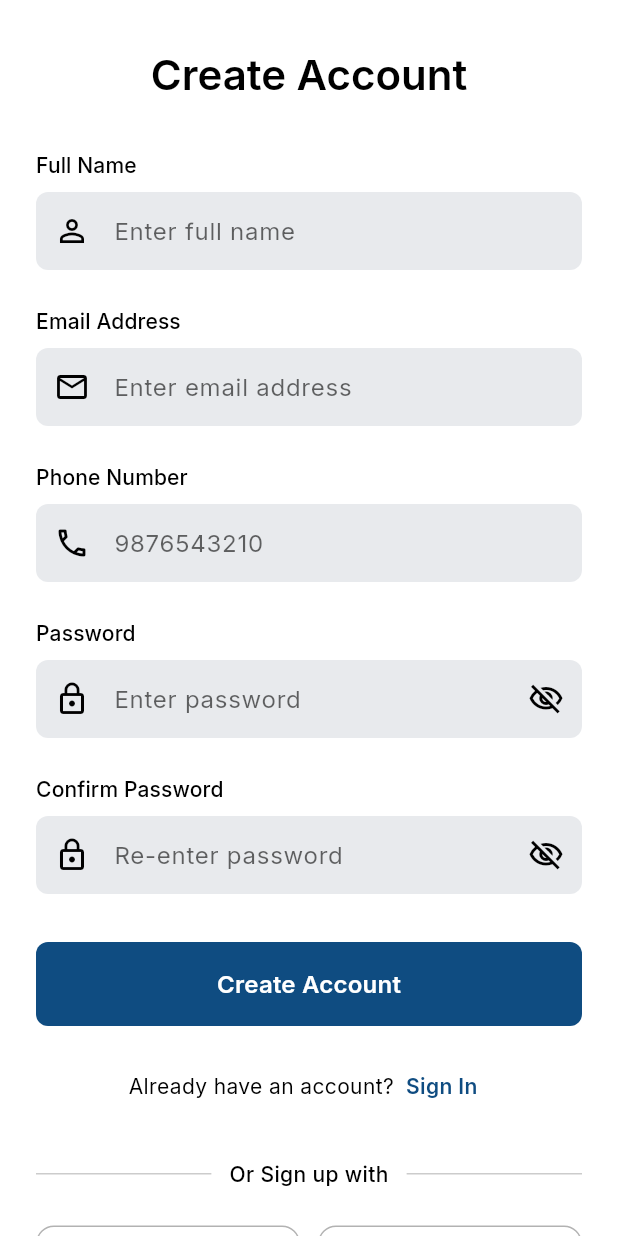
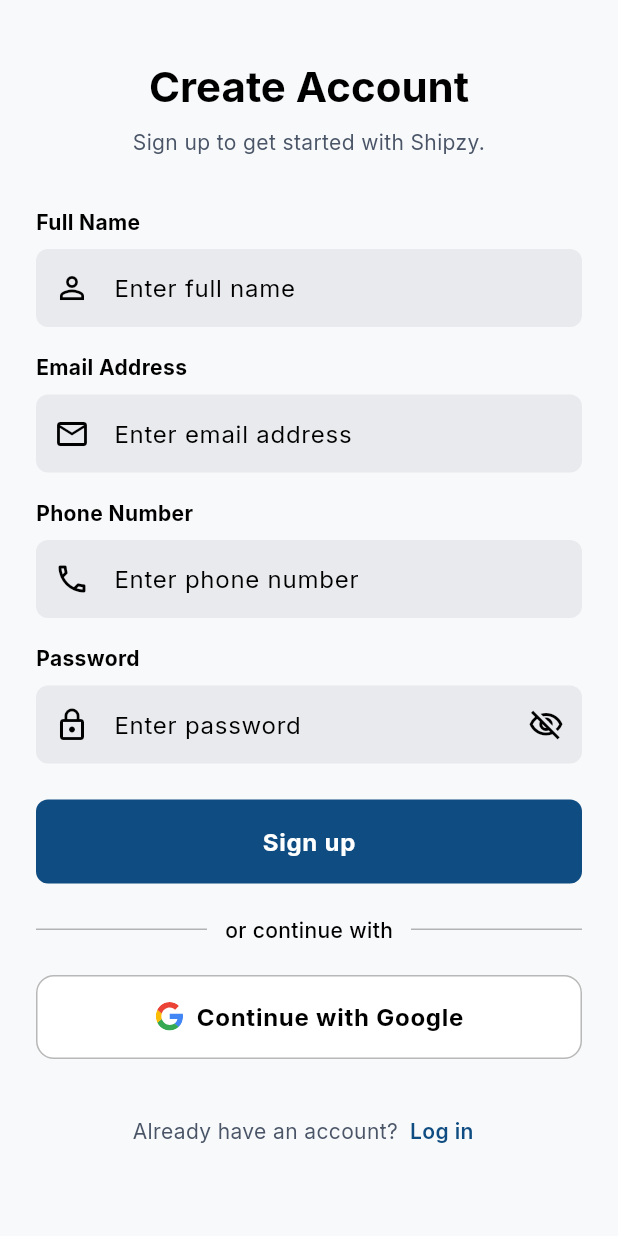
Before and after one commit to arshnirmal/Shipzy, a Flutter app: the RegisterScreen screen opened by its route, on a phone screen of 412 x 824 dp. Run offline on Flutter 3.47's test engine with Material 3 defaults, Android fonts, the phone set to English and light mode, and no system bars; our stand-ins replace device_info_plus, dio, firebase_auth, firebase_core, flutter_dotenv, flutter_riverpod and 14 more; missing offline and left inert: mapbox_maps_flutter; accounts and stored records are empty; generated files the repository leaves out were written again.

Commit message:
feat(auth): implement Google sign-in functionality and enhance form validation

```diff
--- a/apps/driver/lib/screens/auth/register_screen.dart
+++ b/apps/driver/lib/screens/auth/register_screen.dart
@@ -1,10 +1,13 @@
 import 'package:flutter/material.dart';
-import 'package:flutter/services.dart';
 import 'package:flutter_riverpod/flutter_riverpod.dart';
 import 'package:flutter_svg/flutter_svg.dart';
 import 'package:go_router/go_router.dart';
 
 import '../../providers/auth_provider.dart';
+import '../../utils/app_routes.dart';
+import '../../utils/auth_utils.dart';
+import '../../utils/logger.dart';
+import '../../utils/snackbar_utils.dart';
 import 'widgets/auth_widgets.dart';
 
 class RegisterScreen extends ConsumerStatefulWidget {
@@ -20,11 +23,10 @@
   final _emailController = TextEditingController();
   final _phoneController = TextEditingController();
   final _passwordController = TextEditingController();
-  final _confirmPasswordController = TextEditingController();
 
   bool _obscurePassword = true;
-  bool _obscureConfirmPassword = true;
   bool _isLoading = false;
+  bool _isGoogleSigningIn = false;
 
   @override
   void dispose() {
@@ -32,12 +34,50 @@
     _emailController.dispose();
     _phoneController.dispose();
     _passwordController.dispose();
-    _confirmPasswordController.dispose();
     super.dispose();
   }
 
-  Future<void> _register() async {
-    if (!_formKey.currentState!.validate()) return;
+  void _togglePasswordVisibility() {
+    setState(() => _obscurePassword = !_obscurePassword);
+  }
+
+  Future<void> _signInWithGoogle() async {
+    setState(() => _isGoogleSigningIn = true);
+
+    try {
+      final result = await ref.read(authProvider.notifier).signInWithGoogle();
+
+      result.when(
+        success: (user, {required bool isNewUser}) {
+          if (!mounted) {
+            return;
+          }
+          SnackbarUtils.showSuccess(context, 'Welcome to Shipzy, ${user.fullName}');
+          context.go(AppRoutes.splash);
+        },
+        error: (message) {
+          AppLogger.e('Google sign in error: $message');
+          if (mounted) {
+            SnackbarUtils.showError(context, AuthErrorParser.parseRegisterError(message));
+          }
+        },
+      );
+    } catch (e) {
+      AppLogger.e('Google sign in error: $e');
+      if (mounted) {
+        SnackbarUtils.showError(context, 'Failed to sign in with Google');
+      }
+    } finally {
+      if (mounted) {
+        setState(() => _isGoogleSigningIn = false);
+      }
+    }
+  }
+
+  Future<void> _submit() async {
+    if (!(_formKey.currentState?.validate() ?? false)) {
+      return;
+    }
 
     FocusScope.of(context).unfocus();
     setState(() => _isLoading = true);
@@ -47,43 +87,36 @@
           .read(authProvider.notifier)
           .createUserWithEmailAndPassword(
             _emailController.text.trim(),
-            _passwordController.text.trim(),
+            _passwordController.text,
             fullName: _fullNameController.text.trim(),
             phoneNumber: '+91${_phoneController.text.trim()}',
           );
 
+      result.when(
+        success: (user, {required bool isNewUser}) {
+          if (!mounted) {
+            return;
+          }
+          FocusScope.of(context).unfocus();
+          SnackbarUtils.showSuccess(context, 'Welcome to Shipzy, ${user.fullName}!');
+          context.go(AppRoutes.splash);
+        },
+        error: (message) {
+          AppLogger.e('Register error: $message');
+          if (mounted) {
+            SnackbarUtils.showError(context, AuthErrorParser.parseRegisterError(message));
+          }
+        },
+      );
+    } catch (e) {
+      AppLogger.e('Register error: $e');
       if (mounted) {
-        result.when(
-          success: (user, {required isNewUser}) {
-            // Navigation handled by router listener
-          },
-          error: (message) {
-            ScaffoldMessenger.of(context).showSnackBar(SnackBar(content: Text('Registration failed: $message')));
-          },
-        );
+        SnackbarUtils.showError(context, 'An unexpected error occurred. Please try again.');
       }
     } finally {
-      if (mounted) setState(() => _isLoading = false);
-    }
-  }
-
-  Future<void> _handleGoogleSignUp() async {
-    setState(() => _isLoading = true);
-    try {
-      final result = await ref.read(authProvider.notifier).signInWithGoogle();
-
       if (mounted) {
-        result.when(
-          success: (user, {required isNewUser}) {
-            // Navigation handled by router listener
-          },
-          error: (message) {
-            ScaffoldMessenger.of(context).showSnackBar(SnackBar(content: Text('Google sign-up failed: $message')));
-          },
-        );
+        setState(() => _isLoading = false);
       }
-    } finally {
-      if (mounted) setState(() => _isLoading = false);
     }
   }
 
@@ -92,187 +125,96 @@
     final theme = Theme.of(context);
 
     return Scaffold(
-      backgroundColor: theme.colorScheme.surface,
+      backgroundColor: theme.scaffoldBackgroundColor,
       body: SafeArea(
         child: SingleChildScrollView(
-          padding: const EdgeInsets.symmetric(horizontal: 24).copyWith(bottom: MediaQuery.of(context).viewInsets.bottom + 24),
+          padding: const EdgeInsets.symmetric(horizontal: 24).copyWith(bottom: 24),
           child: Form(
             key: _formKey,
             child: Column(
-              crossAxisAlignment: CrossAxisAlignment.start,
               children: [
+                const SizedBox(height: 40),
+                Text(
+                  'Create Account',
+                  style: theme.textTheme.headlineMedium?.copyWith(color: theme.colorScheme.onSurface, fontWeight: FontWeight.w700),
+                  textAlign: TextAlign.center,
+                ),
+                const SizedBox(height: 8),
+                Text('Sign up to get started with Shipzy.', style: theme.textTheme.bodyMedium, textAlign: TextAlign.center),
                 const SizedBox(height: 32),
-
-                // Title
-                Center(
-                  child: Text(
-                    'Create Account',
-                    style: theme.textTheme.headlineMedium?.copyWith(fontWeight: FontWeight.w600, color: theme.colorScheme.onSurface),
-                  ),
-                ),
-
-                const SizedBox(height: 32),
-
-                // Full Name Field
                 AuthTextField(
                   controller: _fullNameController,
                   label: 'Full Name',
                   hintText: 'Enter full name',
                   textInputAction: TextInputAction.next,
+                  prefixIcon: const Icon(Icons.person_outline),
                   enabled: !_isLoading,
-                  prefixIcon: const Icon(Icons.person_outline),
-                  validator: (value) {
-                    if (value == null || value.isEmpty) {
-                      return 'Please enter your full name';
-                    }
-                    return null;
-                  },
+                  validator: AuthValidators.validateFullName,
                 ),
-
-                const SizedBox(height: 24),
-
-                // Email Field
+                const SizedBox(height: 16),
                 AuthTextField(
                   controller: _emailController,
                   label: 'Email Address',
                   hintText: 'Enter email address',
                   keyboardType: TextInputType.emailAddress,
                   textInputAction: TextInputAction.next,
+                  prefixIcon: const Icon(Icons.email_outlined),
                   enabled: !_isLoading,
-                  prefixIcon: const Icon(Icons.email_outlined),
-                  validator: (value) {
-                    if (value == null || value.isEmpty) {
-                      return 'Please enter your email';
-                    }
-                    return null;
-                  },
+                  validator: AuthValidators.validateEmail,
                 ),
-
-                const SizedBox(height: 24),
-
-                // Phone Number Field
+                const SizedBox(height: 16),
                 AuthTextField(
                   controller: _phoneController,
                   label: 'Phone Number',
-                  hintText: '9876543210',
+                  hintText: 'Enter phone number',
                   keyboardType: TextInputType.phone,
                   textInputAction: TextInputAction.next,
+                  prefixIcon: const Icon(Icons.phone_outlined),
                   enabled: !_isLoading,
-                  prefixIcon: const Icon(Icons.phone_outlined),
-                  inputFormatters: [FilteringTextInputFormatter.digitsOnly],
-                  validator: (value) {
-                    if (value == null || value.isEmpty) {
-                      return 'Please enter your phone number';
-                    }
-                    if (value.length != 10) {
-                      return 'Please enter a valid 10-digit phone number';
-                    }
-                    return null;
-                  },
+                  validator: AuthValidators.validatePhoneNumber,
                 ),
-
-                const SizedBox(height: 24),
-
-                // Password Field
+                const SizedBox(height: 16),
                 AuthTextField(
                   controller: _passwordController,
                   label: 'Password',
                   hintText: 'Enter password',
                   obscureText: _obscurePassword,
-                  textInputAction: TextInputAction.next,
-                  enabled: !_isLoading,
+                  textInputAction: TextInputAction.done,
+                  onFieldSubmitted: (_) => _submit(),
                   prefixIcon: const Icon(Icons.lock_outline),
                   suffixIcon: IconButton(
-                    onPressed: () => setState(() => _obscurePassword = !_obscurePassword),
+                    onPressed: _togglePasswordVisibility,
                     icon: Icon(_obscurePassword ? Icons.visibility_off_outlined : Icons.visibility_outlined),
                   ),
-                  validator: (value) {
-                    if (value == null || value.isEmpty) {
-                      return 'Please enter your password';
-                    }
-                    if (value.length < 6) {
-                      return 'Password must be at least 6 characters';
-                    }
-                    return null;
-                  },
+                  enabled: !_isLoading,
+                  validator: (value) => AuthValidators.validatePassword(value, minLength: 8),
                 ),
-
                 const SizedBox(height: 24),
-
-                // Confirm Password Field
-                AuthTextField(
-                  controller: _confirmPasswordController,
-                  label: 'Confirm Password',
-                  hintText: 'Re-enter password',
-                  obscureText: _obscureConfirmPassword,
-                  textInputAction: TextInputAction.done,
-                  enabled: !_isLoading,
-                  onFieldSubmitted: (_) => _register(),
-                  prefixIcon: const Icon(Icons.lock_outline),
-                  suffixIcon: IconButton(
-                    onPressed: () => setState(() => _obscureConfirmPassword = !_obscureConfirmPassword),
-                    icon: Icon(_obscureConfirmPassword ? Icons.visibility_off_outlined : Icons.visibility_outlined),
-                  ),
-                  validator: (value) {
-                    if (value != _passwordController.text) {
-                      return 'Passwords do not match';
-                    }
-                    return null;
-                  },
+                AuthLoadingButton(isLoading: _isLoading, onPressed: _submit, text: 'Sign up'),
+                const SizedBox(height: 20),
+                const AuthDivider(text: 'or continue with'),
+                const SizedBox(height: 20),
+                SocialButton(
+                  label: 'Continue with Google',
+                  icon: SvgPicture.asset('assets/icons/Google.svg', width: 20, height: 20),
+                  onPressed: _signInWithGoogle,
+                  isLoading: _isGoogleSigningIn,
                 ),
-
-                const SizedBox(height: 32),
-
-                // Register Button
-                AuthLoadingButton(isLoading: _isLoading, onPressed: _register, text: 'Create Account'),
-
-                const SizedBox(height: 16),
-
-                // Sign In Link
+                const SizedBox(height: 24),
                 Row(
                   mainAxisAlignment: MainAxisAlignment.center,
                   children: [
-                    Text('Already have an account?', style: theme.textTheme.bodyMedium?.copyWith(color: theme.colorScheme.onSurfaceVariant)),
+                    Text('Already have an account?', style: theme.textTheme.bodyMedium),
                     TextButton(
                       onPressed: _isLoading ? null : () => context.pop(),
                       style: TextButton.styleFrom(padding: const EdgeInsets.symmetric(horizontal: 8), minimumSize: Size.zero),
                       child: Text(
-                        'Sign In',
-                        style: theme.textTheme.bodyMedium?.copyWith(fontWeight: FontWeight.w600, color: theme.colorScheme.primary),
+                        'Log in',
+                        style: theme.textTheme.bodyMedium?.copyWith(color: theme.colorScheme.primary, fontWeight: FontWeight.w600),
                       ),
                     ),
                   ],
                 ),
-
-                const SizedBox(height: 24),
-
-                // Divider
-                const AuthDivider(text: 'Or Sign up with'),
-
-                const SizedBox(height: 24),
-
-                // Social Sign Up Buttons
-                Row(
-                  children: [
-                    Expanded(
-                      child: SocialButton(
-                        label: 'Google',
-                        icon: SvgPicture.asset('assets/icons/Google.svg', width: 20, height: 20),
-                        onPressed: _isLoading ? null : _handleGoogleSignUp,
-                      ),
-                    ),
-                    const SizedBox(width: 12),
-                    Expanded(
-                      child: SocialButton(
-                        label: 'Apple',
-                        icon: SvgPicture.asset('assets/icons/Apple.svg', width: 22, height: 22),
-                        onPressed: null, // TODO: Implement Apple sign-up
-                      ),
-                    ),
-                  ],
-                ),
-
-                const SizedBox(height: 24),
               ],
             ),
           ),
--- a/apps/driver/lib/screens/auth/widgets/auth_widgets.dart
+++ b/apps/driver/lib/screens/auth/widgets/auth_widgets.dart
@@ -12,7 +12,7 @@
   @override
   Widget build(BuildContext context) {
     final theme = Theme.of(context);
-    final dividerColor = theme.colorScheme.outline.withValues(alpha: 0.2);
+    final dividerColor = theme.colorScheme.outlineVariant.withValues(alpha: 0.28);
 
     return Row(
       children: [
@@ -32,28 +32,39 @@
 
 /// A social login button widget used in authentication screens
 class SocialButton extends StatelessWidget {
-  const SocialButton({required this.label, required this.icon, required this.onPressed, super.key});
+  const SocialButton({required this.label, required this.icon, required this.onPressed, this.isLoading = false, super.key});
 
   final String label;
   final Widget icon;
   final VoidCallback? onPressed;
+  final bool isLoading;
 
   @override
   Widget build(BuildContext context) {
     final theme = Theme.of(context);
 
-    return OutlinedButton.icon(
-      onPressed: onPressed,
-      icon: icon,
+    return SizedBox(
+      width: double.infinity,
+      height: 56,
+      child: OutlinedButton.icon(
+        onPressed: isLoading ? null : onPressed,
+        icon: isLoading
+            ? SizedBox(
+                width: 20,
+                height: 20,
+                child: CircularProgressIndicator(strokeWidth: 2, valueColor: AlwaysStoppedAnimation<Color>(theme.colorScheme.primary)),
+              )
+            : icon,
         label: Text(
           label,
-        style: theme.textTheme.titleMedium?.copyWith(fontWeight: FontWeight.w500, color: theme.colorScheme.onSurface),
+          style: theme.textTheme.bodyLarge?.copyWith(fontWeight: FontWeight.w700, color: theme.colorScheme.onSurfaceVariant),
         ),
         style: OutlinedButton.styleFrom(
-        padding: const EdgeInsets.symmetric(vertical: 14),
+          padding: const EdgeInsets.symmetric(horizontal: 16, vertical: 14),
           shape: RoundedRectangleBorder(borderRadius: BorderRadius.circular(12)),
-        side: BorderSide(color: theme.colorScheme.outline.withValues(alpha: 0.3)),
+          side: BorderSide(color: theme.colorScheme.outlineVariant.withValues(alpha: 0.28)),
           backgroundColor: theme.colorScheme.surface,
+        ),
       ),
     );
   }
@@ -77,14 +88,14 @@
       child: ElevatedButton(
         onPressed: isLoading ? null : onPressed,
         child: isLoading
-            ? const SizedBox(
+            ? SizedBox(
                 height: 24,
                 width: 24,
-                child: CircularProgressIndicator(strokeWidth: 2, valueColor: AlwaysStoppedAnimation(Colors.white)),
+                child: CircularProgressIndicator(strokeWidth: 2, valueColor: AlwaysStoppedAnimation<Color>(theme.colorScheme.onPrimary)),
               )
             : Text(
                 text,
-                style: theme.textTheme.titleMedium?.copyWith(fontWeight: FontWeight.w600, color: Colors.white),
+                style: theme.textTheme.bodyLarge?.copyWith(fontWeight: FontWeight.w700, color: theme.colorScheme.onPrimary),
               ),
       ),
     );
@@ -133,7 +144,7 @@
       children: [
         Text(
           label,
-          style: theme.textTheme.labelLarge?.copyWith(fontWeight: FontWeight.w500, color: theme.colorScheme.onSurfaceVariant),
+          style: theme.textTheme.bodyMedium?.copyWith(fontWeight: FontWeight.w700, color: theme.colorScheme.onSurface),
         ),
         const SizedBox(height: 8),
         TextFormField(
@@ -148,9 +159,18 @@
           style: theme.textTheme.bodyLarge?.copyWith(color: theme.colorScheme.onSurface),
           decoration: InputDecoration(
             hintText: hintText,
-            hintStyle: TextStyle(color: theme.colorScheme.onSurfaceVariant.withValues(alpha: 0.6)),
-            prefixIcon: prefixIcon,
-            suffixIcon: suffixIcon,
+            prefixIcon: prefixIcon == null
+                ? null
+                : IconTheme.merge(
+                    data: IconThemeData(color: theme.colorScheme.onSurfaceVariant),
+                    child: prefixIcon!,
+                  ),
+            suffixIcon: suffixIcon == null
+                ? null
+                : IconTheme.merge(
+                    data: IconThemeData(color: theme.colorScheme.onSurfaceVariant),
+                    child: suffixIcon!,
+                  ),
           ),
           validator: validator,
         ),
```
Also changed, not shown: apps/driver/lib/screens/auth/login_screen.dart (+95 -110 lines), apps/driver/lib/utils/auth_utils.dart (added, +85 -0 lines). Lines whose indentation alone changed are shown as unchanged.
